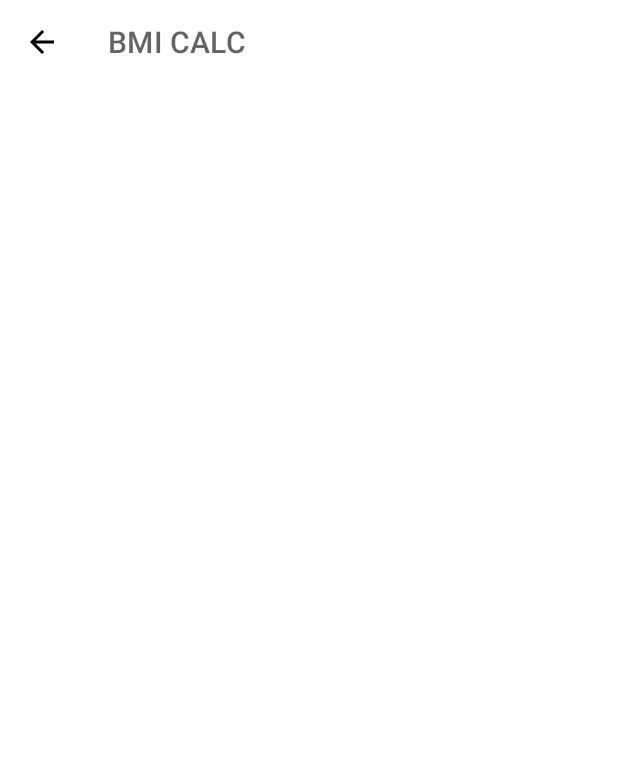
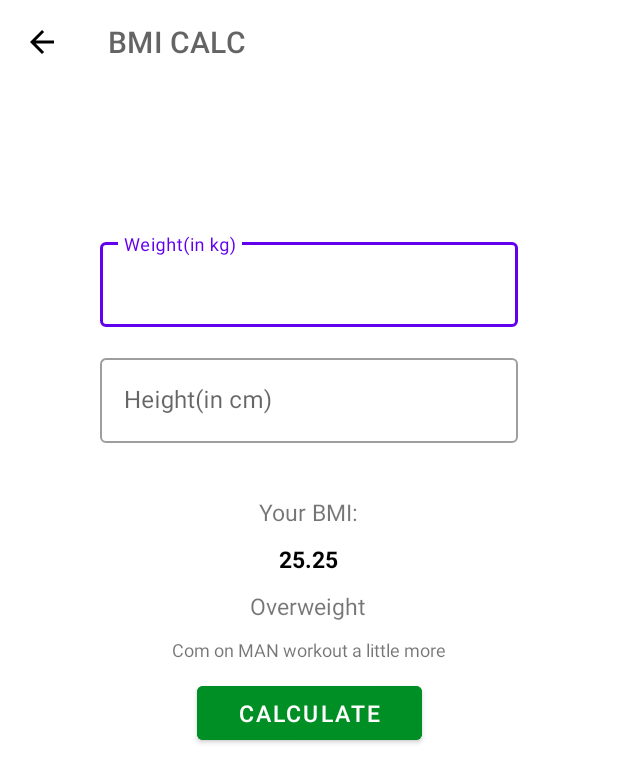
Before and after one commit to LukaszKrolicki/7minApp, an Android app: the BmiActivity screen opened directly, with no data from a screen before it, on a phone screen of 412 x 824 dp. Before the commit the part shown is almost empty. Shown: the top 783 px of the screen. Run offline under Robolectric (Android 15) with nearby library versions, the phone set to English and light mode, and no system bars.

Commit message:
BMI calculator back vol.1

```diff
--- a/app/src/main/java/eu/pl/snk/senseibunny/a7minuteapp/BmiActivity.kt
+++ b/app/src/main/java/eu/pl/snk/senseibunny/a7minuteapp/BmiActivity.kt
@@ -1,13 +1,21 @@
 package eu.pl.snk.senseibunny.a7minuteapp
 
 import android.os.Bundle
+import android.util.Log
+import android.widget.Toast
 import androidx.appcompat.app.AppCompatActivity
 import eu.pl.snk.senseibunny.a7minuteapp.databinding.BmiScreenBinding
+import java.lang.Math.pow
+import kotlin.math.pow
 
 
 class BmiActivity : AppCompatActivity() {
     // you use name of xml activity here
     private var binding:BmiScreenBinding?=null
+
+    private var height:String?=null
+    private var weight:String?=null
+    private var bmi: Double?=null
 
     override fun onCreate(savedInstanceState: Bundle?) {
         super.onCreate(savedInstanceState)
@@ -22,6 +30,21 @@ class BmiActivity : AppCompatActivity() {
             onBackPressed()
         }
 
+        binding?.calculate?.setOnClickListener{
+            calculate()
+        }
+
+    }
+
+    private fun calculate(){
+        height=binding?.etText2?.text.toString()
+        weight=binding?.etText1?.text.toString()
+
+        val sum = weight?.toDouble()?.div((height?.toDouble()!!).pow(2))?.times(10000)
+        Toast.makeText(this,height,Toast.LENGTH_LONG).show()
+        binding?.bmiRecord?.text=sum.toString().take(5)
+
+
     }
 
     override fun onDestroy() {
--- a/app/src/main/res/layout/bmi_screen.xml
+++ b/app/src/main/res/layout/bmi_screen.xml
@@ -18,4 +18,129 @@
 
     </androidx.appcompat.widget.Toolbar>
 
+    <com.google.android.material.textfield.TextInputLayout
+        android:id="@+id/weight"
+        android:layout_width="match_parent"
+        android:layout_height="wrap_content"
+        style="@style/Widget.MaterialComponents.TextInputLayout.OutlinedBox"
+        android:layout_marginTop="100dp"
+        android:paddingHorizontal="100px"
+        app:layout_constraintTop_toBottomOf="@id/toolBarBMI"
+        >
+    <androidx.appcompat.widget.AppCompatEditText
+        android:id="@+id/et_text1"
+        android:layout_width="match_parent"
+        android:layout_height="wrap_content"
+        android:imeOptions="actionGo"
+        android:hint="Weight(in kg)"
+        android:inputType="numberDecimal"
+        android:textColor="#363A43"
+        android:textColorHint="#7A8089" />
+
+    </com.google.android.material.textfield.TextInputLayout>
+
+    <com.google.android.material.textfield.TextInputLayout
+        android:id="@+id/height"
+        android:layout_width="match_parent"
+        android:layout_height="wrap_content"
+        style="@style/Widget.MaterialComponents.TextInputLayout.OutlinedBox"
+        android:layout_marginTop="15dp"
+        android:paddingHorizontal="100px"
+        app:layout_constraintTop_toBottomOf="@id/weight"
+        >
+        <androidx.appcompat.widget.AppCompatEditText
+            android:id="@+id/et_text2"
+            android:layout_width="match_parent"
+            android:layout_height="wrap_content"
+            android:imeOptions="actionGo"
+            android:hint="Height(in cm)"
+            android:inputType="numberDecimal"
+            android:textColor="#363A43"
+            android:textColorHint="#7A8089" />
+
+    </com.google.android.material.textfield.TextInputLayout>
+
+
+        />
+    <LinearLayout
+        android:id="@+id/BMIll"
+        android:layout_width="wrap_content"
+        android:layout_height="wrap_content"
+        app:layout_constraintTop_toBottomOf="@id/height"
+        android:orientation="vertical"
+        android:gravity="center"
+        app:layout_constraintEnd_toEndOf="parent"
+        app:layout_constraintStart_toStartOf="parent">
+        <TextView
+            android:id="@+id/title"
+            android:layout_width="wrap_content"
+            android:layout_height="wrap_content"
+            android:text="Your BMI:"
+            android:layout_marginHorizontal="20dp"
+            android:padding="10dp"
+            android:textSize="15dp"
+            android:layout_marginTop="25dp"
+            app:layout_constraintTop_toBottomOf="@id/height"
+ />
+        <TextView
+            android:id="@+id/bmiRecord"
+            android:layout_width="wrap_content"
+            android:layout_height="wrap_content"
+            android:text="25.25"
+            android:layout_marginHorizontal="20dp"
+            android:textStyle="bold"
+
+            android:textSize="15dp"
+            android:textColor="@color/black"
+
+            app:layout_constraintEnd_toEndOf="parent"
+            app:layout_constraintStart_toStartOf="parent"
+
+            />
+
+        <TextView
+            android:id="@+id/decision"
+            android:layout_width="wrap_content"
+            android:layout_height="wrap_content"
+            android:text="Overweight"
+            android:layout_marginHorizontal="20dp"
+            android:padding="10dp"
+            android:textSize="15dp"
+            app:layout_constraintTop_toBottomOf="@id/bmiRecord"
+            app:layout_constraintEnd_toEndOf="parent"
+            app:layout_constraintStart_toStartOf="parent"
+
+            />
+
+        <TextView
+            android:id="@+id/alertDialog2"
+            android:layout_width="wrap_content"
+            android:layout_height="wrap_content"
+
+            android:text="Com on MAN workout a little more"
+            android:layout_marginHorizontal="50dp"
+            android:textSize="12dp"
+            app:layout_constraintTop_toBottomOf="@id/decision"
+            app:layout_constraintEnd_toEndOf="parent"
+            app:layout_constraintStart_toStartOf="parent"
+
+            />
+
+    </LinearLayout>
+
+
+    <Button
+        android:layout_width="150dp"
+        android:layout_height="wrap_content"
+        android:text="Calculate"
+        android:textSize="15dp"
+        android:layout_marginHorizontal="10dp"
+        app:layout_constraintTop_toBottomOf="@id/BMIll"
+        app:layout_constraintEnd_toEndOf="parent"
+        app:layout_constraintStart_toStartOf="parent"
+        android:layout_marginTop="10dp"
+        android:id="@+id/calculate"
+        android:backgroundTint="@color/colorAccent"
+        />
+
 </androidx.constraintlayout.widget.ConstraintLayout>
```
